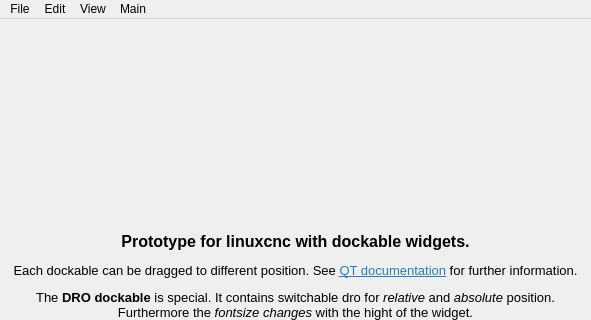
Before: the Qt Designer form src/UI/mainwindow.ui in DjangoReinhard/FalconView, drawn with Qt 5; both pictures show x 0 to 591 and y 0 to 320 of the 591 by 576 pixel window.
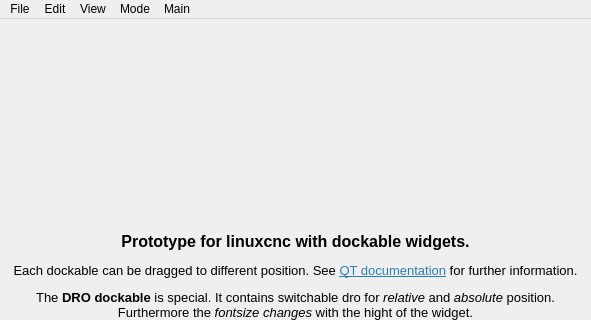
After: the same form once the commit is applied.

```diff
--- a/src/UI/mainwindow.ui
+++ b/src/UI/mainwindow.ui
@@ -113,9 +113,15 @@
     <addaction name="separator"/>
     <addaction name="actionExit"/>
    </widget>
+   <widget class="QMenu" name="menuMode">
+    <property name="title">
+     <string>Mode</string>
+    </property>
+   </widget>
    <addaction name="menuFile"/>
    <addaction name="menuEdit"/>
    <addaction name="menuView"/>
+   <addaction name="menuMode"/>
    <addaction name="menuMain"/>
   </widget>
   <action name="actionOpen">
```
